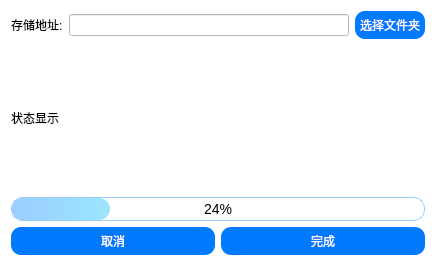
This is Qt-IM/filerec.ui in XiaoZheng2003/BIT-QT-IM as Qt 5 draws it before an edit. The edited form follows.
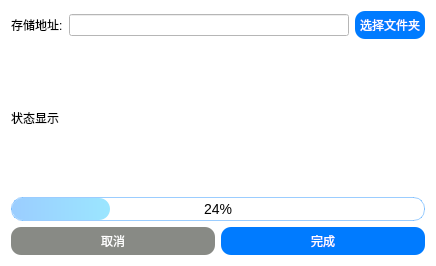
This is the edited form.

```diff
--- a/Qt-IM/filerec.ui
+++ b/Qt-IM/filerec.ui
@@ -74,12 +74,15 @@
         <widget class="QPushButton" name="concelButton">
          <property name="styleSheet">
           <string notr="true">QPushButton {
-               background-color:#007BFF;
+               background-color:rgb(136, 138, 133);
                color: white;
                padding: 5px;
                border: none;
                border-radius: 10px;
- }</string>
+ }
+QPushButton:hover {
+              background-color:  rgb(211, 215, 207);
+}</string>
          </property>
          <property name="text">
           <string>取消</string>
```
Left out of the diff: 10 changed lines with no effect on the pictures.
